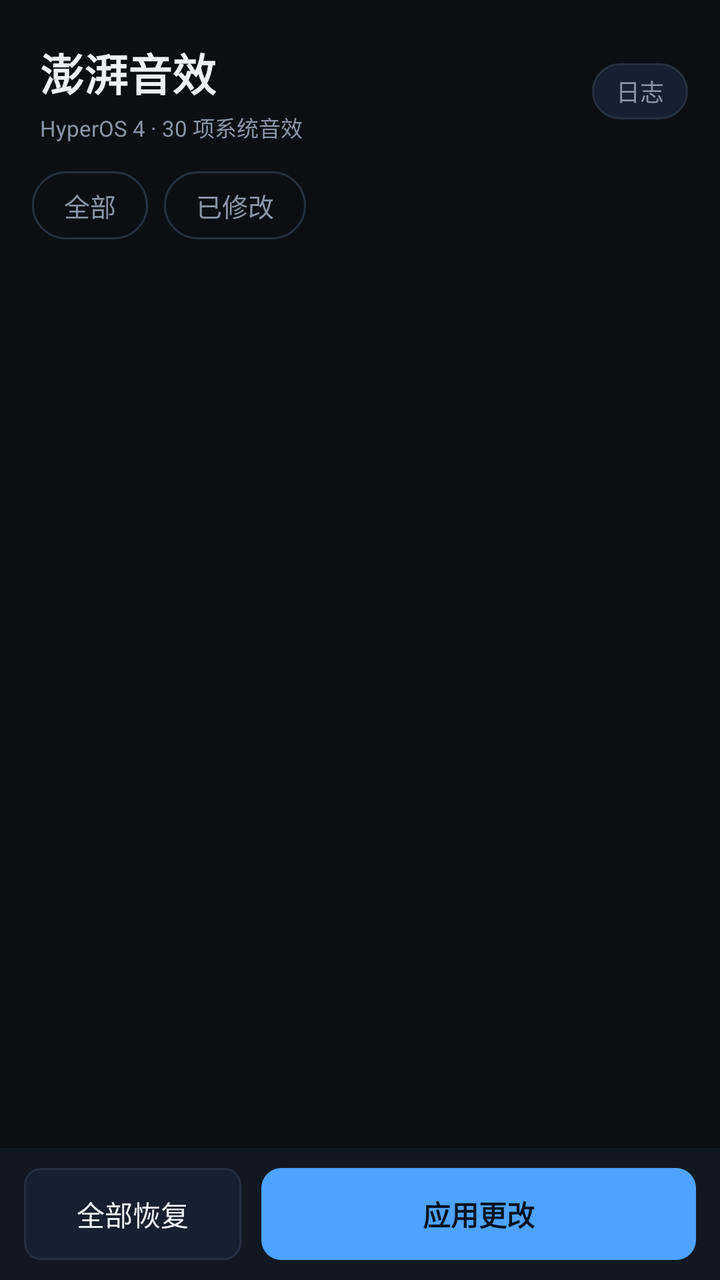
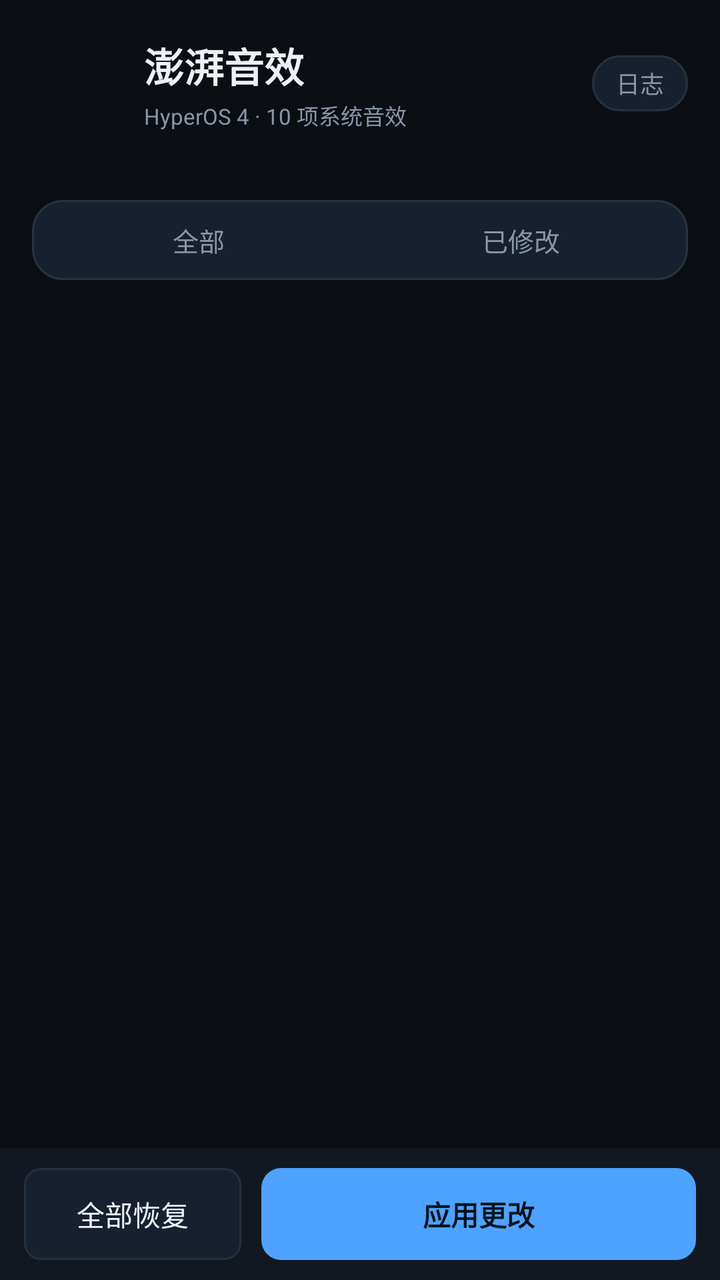

Before-and-after screenshots of an Android layout around one commit, followed by the original layout XML and the change that was made.
<!-- AndroidManifest.xml: application theme AppTheme -->
<!-- res/layout/activity_main.xml -->
<?xml version="1.0" encoding="utf-8"?>
<LinearLayout xmlns:android="http://schemas.android.com/apk/res/android"
    android:layout_width="match_parent"
    android:layout_height="match_parent"
    android:background="@color/bg"
    android:fitsSystemWindows="true"
    android:orientation="vertical">

    <LinearLayout
        android:layout_width="match_parent"
        android:layout_height="wrap_content"
        android:gravity="center_vertical"
        android:orientation="horizontal"
        android:paddingLeft="20dp"
        android:paddingTop="20dp"
        android:paddingRight="16dp"
        android:paddingBottom="8dp">

        <LinearLayout
            android:layout_width="0dp"
            android:layout_height="wrap_content"
            android:layout_weight="1"
            android:orientation="vertical">

            <TextView
                android:layout_width="wrap_content"
                android:layout_height="wrap_content"
                android:text="@string/app_name"
                android:textColor="@color/text"
                android:textSize="22sp"
                android:textStyle="bold" />

            <TextView
                android:layout_width="wrap_content"
                android:layout_height="wrap_content"
                android:layout_marginTop="3dp"
                android:text="@string/subtitle"
                android:textColor="@color/text_dim"
                android:textSize="11sp" />
        </LinearLayout>

        <TextView
            android:id="@+id/btn_log"
            style="@style/Chip"
            android:text="@string/log" />
    </LinearLayout>

    <LinearLayout
        android:layout_width="match_parent"
        android:layout_height="wrap_content"
        android:orientation="horizontal"
        android:paddingLeft="16dp"
        android:paddingTop="6dp"
        android:paddingRight="16dp"
        android:paddingBottom="10dp">

        <TextView
            android:id="@+id/tab_all"
            style="@style/Tab"
            android:text="@string/tab_all" />

        <TextView
            android:id="@+id/tab_modified"
            style="@style/Tab"
            android:layout_marginLeft="8dp"
            android:text="@string/tab_modified" />
    </LinearLayout>


    <FrameLayout
        android:layout_width="match_parent"
        android:layout_height="0dp"
        android:layout_weight="1">

        <ListView
            android:id="@+id/list"
            android:layout_width="match_parent"
            android:layout_height="match_parent"
            android:divider="@color/divider"
            android:dividerHeight="1px"
            android:paddingBottom="6dp"
            android:scrollbars="none" />

        <TextView
            android:id="@+id/tv_empty"
            android:layout_width="match_parent"
            android:layout_height="match_parent"
            android:gravity="center"
            android:lineSpacingExtra="4dp"
            android:text="@string/empty_modified"
            android:textColor="@color/text_dim"
            android:textSize="13sp"
            android:visibility="gone" />
    </FrameLayout>

    <LinearLayout
        android:layout_width="match_parent"
        android:layout_height="wrap_content"
        android:background="@color/surface"
        android:orientation="horizontal"
        android:paddingLeft="12dp"
        android:paddingTop="10dp"
        android:paddingRight="12dp"
        android:paddingBottom="10dp">

        <TextView
            android:id="@+id/btn_reset"
            style="@style/BtnGhost"
            android:text="@string/reset_all" />

        <TextView
            android:id="@+id/btn_apply"
            style="@style/BtnPrimary"
            android:layout_marginLeft="10dp"
            android:text="@string/apply" />
    </LinearLayout>
</LinearLayout>
<!-- resources referenced by this layout -->
<resources>
  <color name="bg">#0B0F14</color>
  <color name="divider">#1E2836</color>
  <color name="surface">#121821</color>
  <color name="text">#EDF1F7</color>
  <color name="text_dim">#8A96A8</color>
  <string name="app_name">澎湃音效</string>
  <string name="apply">应用更改</string>
  <string name="empty_modified">还没有修改任何音效\n去「全部」里挑一个开始设置</string>
  <string name="log">日志</string>
  <string name="reset_all">全部恢复</string>
  <string name="subtitle">HyperOS 4 · 30 项系统音效</string>
  <string name="tab_all">全部</string>
  <string name="tab_modified">已修改</string>
  <style name="Tab">
          <item name="android:layout_width">wrap_content</item>
          <item name="android:layout_height">34dp</item>
          <item name="android:gravity">center</item>
          <item name="android:paddingLeft">16dp</item>
          <item name="android:paddingRight">16dp</item>
          <item name="android:textSize">13sp</item>
          <item name="android:textColor">@color/text_dim</item>
          <item name="android:background">@drawable/bg_tab_off</item>
          <item name="android:clickable">true</item>
          <item name="android:focusable">true</item>
      </style>
  <!-- drawable bg_tab_off (drawable) -->
  <?xml version="1.0" encoding="utf-8"?>
  <shape xmlns:android="http://schemas.android.com/apk/res/android" android:shape="rectangle">
      <solid android:color="#00000000" />
      <corners android:radius="17dp" />
      <stroke android:width="1dp" android:color="#26313F" />
  </shape>
  <color name="accent">#4DA3FF</color>
  <!-- unchanged entries left out for length: 7 -->
</resources>

<!-- the commit's change to res/layout/activity_main.xml (unified diff, before → after) -->
@@ -12,13 +12,20 @@
         android:gravity="center_vertical"
         android:orientation="horizontal"
         android:paddingLeft="20dp"
-        android:paddingTop="20dp"
+        android:paddingTop="18dp"
         android:paddingRight="16dp"
-        android:paddingBottom="8dp">
+        android:paddingBottom="6dp">
+
+        <ImageView
+            android:layout_width="40dp"
+            android:layout_height="40dp"
+            android:contentDescription="@string/app_name"
+            android:src="@mipmap/ic_launcher" />
 
         <LinearLayout
             android:layout_width="0dp"
             android:layout_height="wrap_content"
+            android:layout_marginLeft="12dp"
             android:layout_weight="1"
             android:orientation="vertical">
 
@@ -27,13 +34,13 @@
                 android:layout_height="wrap_content"
                 android:text="@string/app_name"
                 android:textColor="@color/text"
-                android:textSize="22sp"
+                android:textSize="20sp"
                 android:textStyle="bold" />
 
             <TextView
                 android:layout_width="wrap_content"
                 android:layout_height="wrap_content"
-                android:layout_marginTop="3dp"
+                android:layout_marginTop="2dp"
                 android:text="@string/subtitle"
                 android:textColor="@color/text_dim"
                 android:textSize="11sp" />
@@ -45,27 +52,37 @@
             android:text="@string/log" />
     </LinearLayout>
 
+    <TextView
+        android:id="@+id/tv_summary"
+        android:layout_width="match_parent"
+        android:layout_height="wrap_content"
+        android:paddingLeft="20dp"
+        android:paddingTop="2dp"
+        android:paddingRight="20dp"
+        android:paddingBottom="10dp"
+        android:textColor="@color/text_dim"
+        android:textSize="12sp" />
+
     <LinearLayout
         android:layout_width="match_parent"
-        android:layout_height="wrap_content"
+        android:layout_height="40dp"
+        android:layout_marginLeft="16dp"
+        android:layout_marginRight="16dp"
+        android:layout_marginBottom="10dp"
+        android:background="@drawable/bg_pill"
         android:orientation="horizontal"
-        android:paddingLeft="16dp"
-        android:paddingTop="6dp"
-        android:paddingRight="16dp"
-        android:paddingBottom="10dp">
+        android:padding="3dp">
 
         <TextView
             android:id="@+id/tab_all"
-            style="@style/Tab"
+            style="@style/TabSeg"
             android:text="@string/tab_all" />
 
         <TextView
             android:id="@+id/tab_modified"
-            style="@style/Tab"
-            android:layout_marginLeft="8dp"
+            style="@style/TabSeg"
             android:text="@string/tab_modified" />
     </LinearLayout>
-
 
     <FrameLayout
         android:layout_width="match_parent"
<!-- resource entries referenced after the edit -->
@@ -5,33 +5,98 @@
   <color name="surface">#121821</color>
   <color name="text">#EDF1F7</color>
   <color name="text_dim">#8A96A8</color>
+  <!-- mipmap ic_launcher (mipmap-anydpi-v26) -->
+  <?xml version="1.0" encoding="utf-8"?>
+  <adaptive-icon xmlns:android="http://schemas.android.com/apk/res/android">
+      <background android:drawable="@drawable/ic_launcher_background" />
+      <foreground android:drawable="@drawable/ic_launcher_foreground" />
+      <monochrome android:drawable="@drawable/ic_launcher_monochrome" />
+  </adaptive-icon>
   <string name="app_name">澎湃音效</string>
   <string name="apply">应用更改</string>
   <string name="empty_modified">还没有修改任何音效\n去「全部」里挑一个开始设置</string>
   <string name="log">日志</string>
   <string name="reset_all">全部恢复</string>
-  <string name="subtitle">HyperOS 4 · 30 项系统音效</string>
+  <string name="subtitle">HyperOS 4 · 10 项系统音效</string>
   <string name="tab_all">全部</string>
   <string name="tab_modified">已修改</string>
-  <style name="Tab">
-          <item name="android:layout_width">wrap_content</item>
-          <item name="android:layout_height">34dp</item>
+  <style name="TabSeg">
+          <item name="android:layout_width">0dp</item>
+          <item name="android:layout_height">match_parent</item>
+          <item name="android:layout_weight">1</item>
           <item name="android:gravity">center</item>
-          <item name="android:paddingLeft">16dp</item>
-          <item name="android:paddingRight">16dp</item>
           <item name="android:textSize">13sp</item>
           <item name="android:textColor">@color/text_dim</item>
-          <item name="android:background">@drawable/bg_tab_off</item>
+          <item name="android:background">@android:color/transparent</item>
           <item name="android:clickable">true</item>
           <item name="android:focusable">true</item>
       </style>
-  <!-- drawable bg_tab_off (drawable) -->
+  <!-- drawable ic_launcher_background (drawable) -->
   <?xml version="1.0" encoding="utf-8"?>
-  <shape xmlns:android="http://schemas.android.com/apk/res/android" android:shape="rectangle">
-      <solid android:color="#00000000" />
-      <corners android:radius="17dp" />
-      <stroke android:width="1dp" android:color="#26313F" />
-  </shape>
+  <vector xmlns:android="http://schemas.android.com/apk/res/android"
+      android:width="108dp"
+      android:height="108dp"
+      android:viewportWidth="108"
+      android:viewportHeight="108">
+  
+      <path
+          android:fillColor="#0C1421"
+          android:pathData="M0,0h108v108h-108z" />
+      <path
+          android:fillColor="#132135"
+          android:pathData="M23,54a31,31 0 1 1 62,0a31,31 0 1 1 -62,0" />
+      <path
+          android:fillColor="#182B45"
+          android:pathData="M34,54a20,20 0 1 1 40,0a20,20 0 1 1 -40,0" />
+  </vector>
+  <!-- drawable ic_launcher_foreground (drawable) -->
+  <?xml version="1.0" encoding="utf-8"?>
+  <vector xmlns:android="http://schemas.android.com/apk/res/android"
+      android:width="108dp"
+      android:height="108dp"
+      android:viewportWidth="108"
+      android:viewportHeight="108">
+  
+      <path
+          android:fillColor="#F2F7FF"
+          android:pathData="M35,46.5h9.5L58,34.5v39L44.5,61.5H35z" />
+      <path
+          android:fillColor="#00000000"
+          android:strokeColor="#4DA3FF"
+          android:strokeWidth="5.5"
+          android:strokeLineCap="round"
+          android:pathData="M65,44.5a14,14 0 0 1 0,19" />
+      <path
+          android:fillColor="#00000000"
+          android:strokeColor="#4DA3FF"
+          android:strokeWidth="5.5"
+          android:strokeLineCap="round"
+          android:pathData="M73.5,35.5a26,26 0 0 1 0,37" />
+  </vector>
+  <!-- drawable ic_launcher_monochrome (drawable) -->
+  <?xml version="1.0" encoding="utf-8"?>
+  <vector xmlns:android="http://schemas.android.com/apk/res/android"
+      android:width="108dp"
+      android:height="108dp"
+      android:viewportWidth="108"
+      android:viewportHeight="108">
+  
+      <path
+          android:fillColor="#FFFFFF"
+          android:pathData="M35,46.5h9.5L58,34.5v39L44.5,61.5H35z" />
+      <path
+          android:fillColor="#00000000"
+          android:strokeColor="#FFFFFF"
+          android:strokeWidth="5.5"
+          android:strokeLineCap="round"
+          android:pathData="M65,44.5a14,14 0 0 1 0,19" />
+      <path
+          android:fillColor="#00000000"
+          android:strokeColor="#FFFFFF"
+          android:strokeWidth="5.5"
+          android:strokeLineCap="round"
+          android:pathData="M73.5,35.5a26,26 0 0 1 0,37" />
+  </vector>
   <color name="accent">#4DA3FF</color>
   <!-- unchanged entries left out for length: 7 -->
 </resources>
